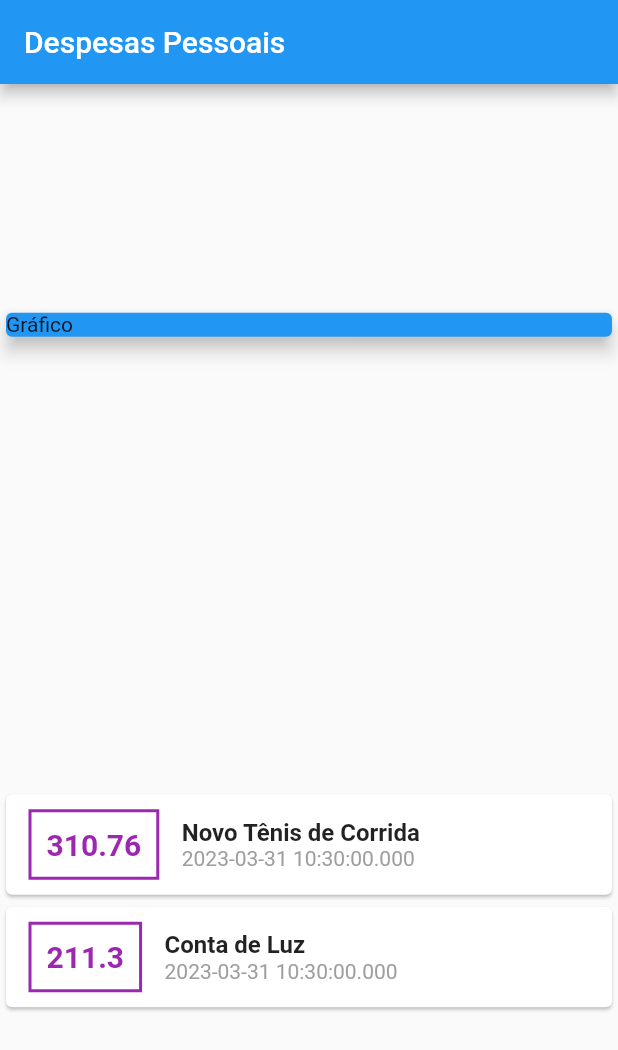
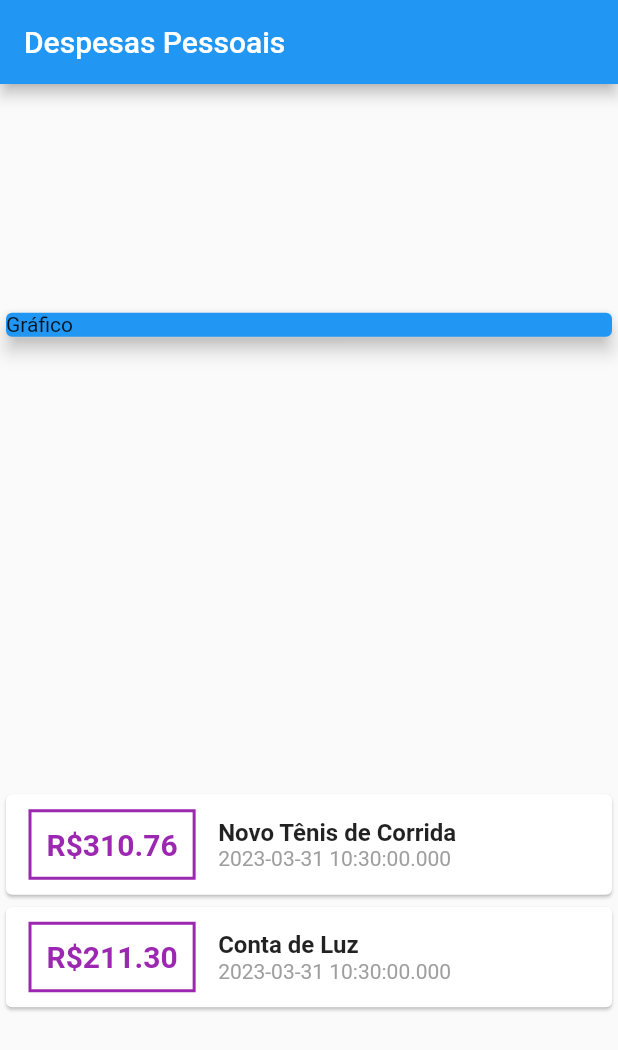
Before and after one commit to zullapo/aprenda_flutter_expenses, a Flutter app: the screen it shows after launch, on a phone screen of 412 x 824 dp. Shown: the top 1050 px of the screen. Run offline on Flutter 3.47's test engine with Material 2 defaults, Android fonts, the phone set to English and light mode, and no system bars.

```diff
--- a/lib/main.dart
+++ b/lib/main.dart
@@ -53,7 +53,7 @@ class MyHomePage extends StatelessWidget {
                                 )),
                                 padding: const EdgeInsets.all(10),
                                 child: Text(
-                                  t.value.toString(),
+                                  "R\$${t.value?.toStringAsFixed(2)}",
                                   style: const TextStyle(
                                       fontWeight: FontWeight.bold,
                                       fontSize: 20,
```
